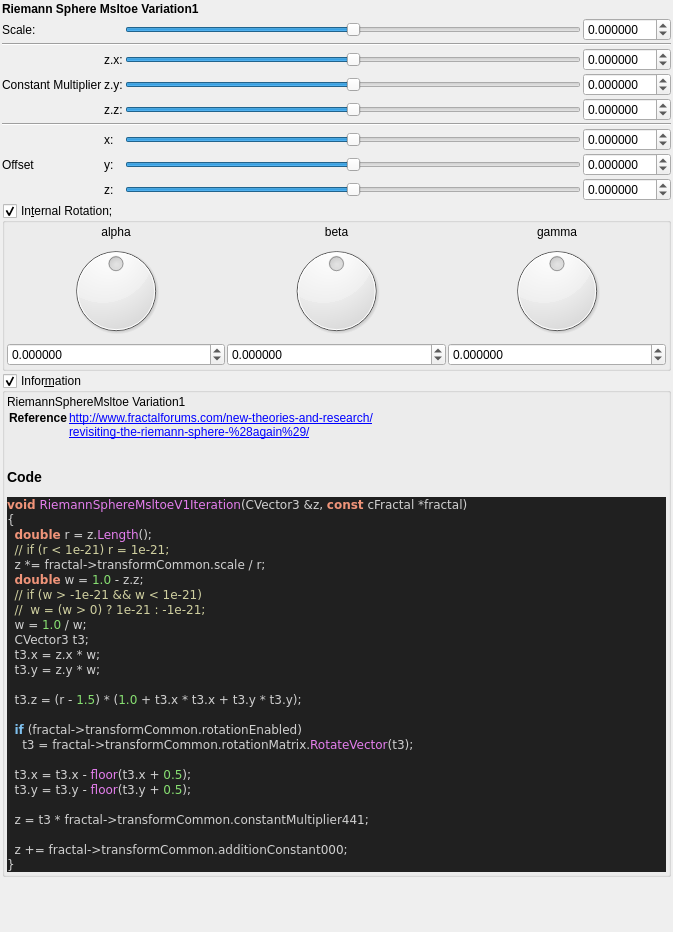
The window that mandelbulber2/qt_data/fractal_riemann_sphere_msltoeV1.ui (buddhi1980/mandelbulber2) describes before a commit, drawn with Qt 5.
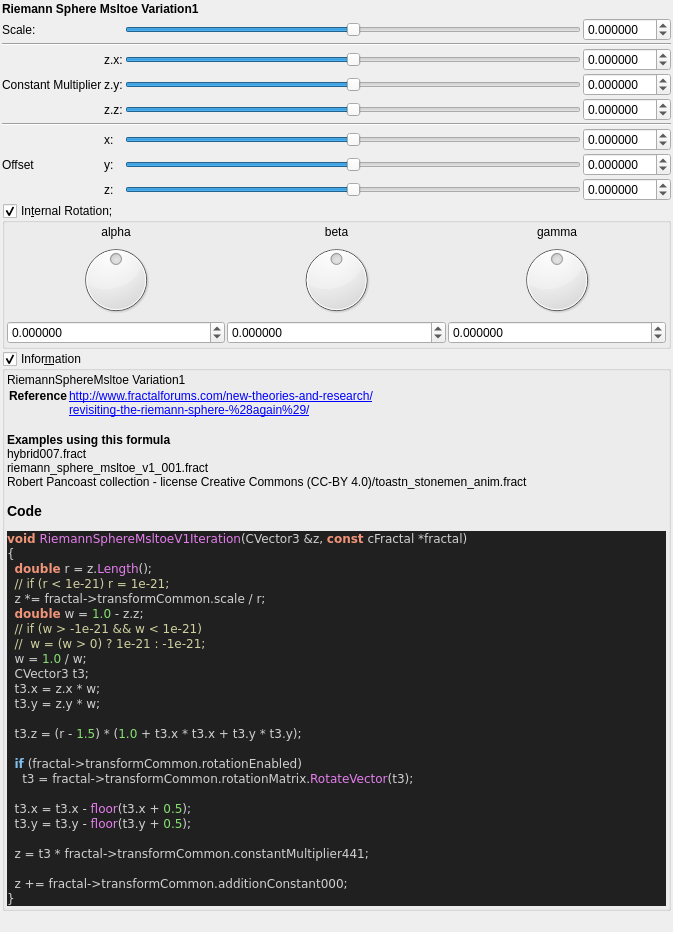
The same window after the commit. Custom widgets are drawn as their Qt base class.

Commit message:
ui information - added example occurrences
now every formula, which is used in an example file, will display a list
of the example files in the information box. A maximum of 5 occurences is
displayed.
The script also outputs, which formulas do not yet have any example
files.

```diff
--- a/mandelbulber2/qt_data/fractal_riemann_sphere_msltoeV1.ui
+++ b/mandelbulber2/qt_data/fractal_riemann_sphere_msltoeV1.ui
@@ -721,7 +721,7 @@
 &lt;a href=&quot;revisiting-the-riemann-sphere-%28again%29/&quot;&gt;revisiting-the-riemann-sphere-%28again%29/&lt;br&gt;
 &lt;/td&gt;&lt;/tr&gt;
 &lt;/table&gt;
-&lt;h3&gt;Code&lt;/h3&gt;
+&lt;b&gt;Examples using this formula&lt;/b&gt;&lt;br&gt;hybrid007.fract&lt;br&gt;riemann_sphere_msltoe_v1_001.fract&lt;br&gt;Robert Pancoast collection - license Creative Commons (CC-BY 4.0)/toastn_stonemen_anim.fract&lt;h3&gt;Code&lt;/h3&gt;
 &lt;body style=&quot;background-color:#202020&quot;&gt;
 &lt;pre style=&quot;color:#d0d0d0; background-color:#202020;  font-family:'Courier New',monospace;&quot;&gt;&lt;span style=&quot;color:#f09479; font-weight:bold&quot;&gt;void&lt;/span&gt; &lt;span style=&quot;color:#e47eed&quot;&gt;RiemannSphereMsltoeV1Iteration&lt;/span&gt;&lt;span style=&quot;color:#d0d0d0&quot;&gt;(&lt;/span&gt;CVector3 &lt;span style=&quot;color:#d0d0d0&quot;&gt;&amp;amp;&lt;/span&gt;z&lt;span style=&quot;color:#d0d0d0&quot;&gt;,&lt;/span&gt; &lt;span style=&quot;color:#f09479; font-weight:bold&quot;&gt;const&lt;/span&gt; cFractal &lt;span style=&quot;color:#d0d0d0&quot;&gt;*&lt;/span&gt;fractal&lt;span style=&quot;color:#d0d0d0&quot;&gt;)&lt;/span&gt;
 &lt;span style=&quot;color:#d0d0d0&quot;&gt;{&lt;/span&gt;
```
The commit also changes 59 other files.
